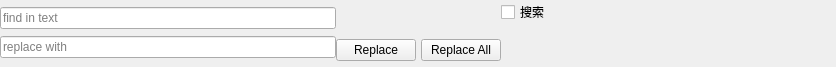
Qt form 3rdparty/qmarkdowntextedit/qtexteditsearchwidget.ui (Gitnoter/Gitnoter) before a commit.
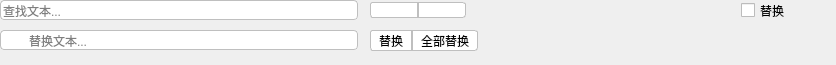
The same form after that commit. Icons and pictures are not drawn.

Commit message: Finished find and replace text

Diff of the .ui file:
```diff
--- a/3rdparty/qmarkdowntextedit/qtexteditsearchwidget.ui
+++ b/3rdparty/qmarkdowntextedit/qtexteditsearchwidget.ui
@@ -7,16 +7,79 @@
     <x>0</x>
     <y>0</y>
     <width>836</width>
-    <height>67</height>
+    <height>65</height>
    </rect>
   </property>
+  <property name="minimumSize">
+   <size>
+    <width>0</width>
+    <height>0</height>
+   </size>
+  </property>
   <property name="autoFillBackground">
    <bool>true</bool>
   </property>
-  <layout class="QHBoxLayout" name="horizontalLayout_4">
-   <property name="spacing">
-    <number>0</number>
-   </property>
+  <property name="styleSheet">
+   <string notr="true">
+
+QLineEdit#searchLineEdit {
+  border-radius: 4px;
+  border: 0.5px solid rgb(191, 191, 191);
+  font-size: 12px;
+  padding: 2 2 2 0;
+  height: 14px;
+}
+
+QLineEdit#replaceLineEdit {
+  border-radius: 4px;
+  border: 0.5px solid rgb(191, 191, 191);
+  font-size: 12px;
+  padding: 2 2 2 26;
+  height: 14px;
+}
+
+QPushButton#searchDownButton {
+  background-color: #ffffff;
+  border: 0.5px solid rgb(191, 191, 191);
+  border-top-left-radius: 3px;
+  border-bottom-left-radius: 3px;
+}
+
+QPushButton#searchUpButton {
+  background-color: #ffffff;
+  border: 0.5px solid rgb(191, 191, 191);
+  border-top-right-radius: 3px;
+  border-bottom-right-radius: 3px;
+}
+
+QPushButton#replaceButton {
+  background-color: #ffffff;
+  border: 0.5px solid rgb(191, 191, 191);
+  border-top-left-radius: 3px;
+  border-bottom-left-radius: 3px;
+  font-size: 12px;
+  padding: 2 8 2 8;
+}
+
+QPushButton#replaceAllButton {
+  background-color: #ffffff;
+  border: 0.5px solid rgb(191, 191, 191);
+  border-top-right-radius: 3px;
+  border-bottom-right-radius: 3px;
+  font-size: 12px;
+  padding: 2 8 2 8;
+}
+
+QPushButton#searchDownButton:pressed,
+QPushButton#searchUpButton:pressed,
+QPushButton#replaceButton:pressed,
+QPushButton#replaceAllButton:pressed {
+    background-color: qlineargradient(x1: 0, y1: 0, x2: 0, y2: 1,stop: 0 #dadbde, stop: 1 #f6f7fa);
+}
+
+</string>
+  </property>
+  <layout class="QGridLayout" name="gridLayout">
    <property name="leftMargin">
     <number>0</number>
    </property>
@@ -27,42 +90,34 @@
     <number>0</number>
    </property>
    <property name="bottomMargin">
-    <number>0</number>
+    <number>8</number>
    </property>
-   <item>
-    <layout class="QVBoxLayout" name="verticalLayout_edit">
-     <property name="spacing">
+   <property name="horizontalSpacing">
       <number>0</number>
      </property>
-     <item>
-      <widget class="QLineEdit" name="searchLineEdit">
-       <property name="placeholderText">
-        <string>find in text</string>
-       </property>
-      </widget>
-     </item>
-     <item>
-      <widget class="QLineEdit" name="replaceLineEdit">
-       <property name="placeholderText">
-        <string>replace with</string>
-       </property>
-      </widget>
-     </item>
-    </layout>
-   </item>
-   <item>
-    <layout class="QVBoxLayout" name="verticalLayout_button">
-     <property name="spacing">
-      <number>0</number>
+   <property name="verticalSpacing">
+    <number>4</number>
+   </property>
+   <item row="0" column="1">
+    <widget class="QFrame" name="actionFrame">
+     <property name="minimumSize">
+      <size>
+       <width>0</width>
+       <height>21</height>
+      </size>
+     </property>
+     <property name="maximumSize">
+      <size>
+       <width>16777215</width>
+       <height>21</height>
+      </size>
      </property>
-     <item>
-      <widget class="QFrame" name="frame_action">
        <layout class="QHBoxLayout" name="horizontalLayout_2">
         <property name="spacing">
          <number>0</number>
         </property>
         <property name="leftMargin">
-         <number>0</number>
+       <number>12</number>
         </property>
         <property name="topMargin">
          <number>0</number>
@@ -75,6 +130,18 @@
         </property>
         <item>
          <widget class="QPushButton" name="searchDownButton">
+        <property name="minimumSize">
+         <size>
+          <width>48</width>
+          <height>0</height>
+         </size>
+        </property>
+        <property name="maximumSize">
+         <size>
+          <width>48</width>
+          <height>16777215</height>
+         </size>
+        </property>
           <property name="toolTip">
            <string>search forward</string>
           </property>
@@ -92,6 +159,18 @@
         </item>
         <item>
          <widget class="QPushButton" name="searchUpButton">
+        <property name="minimumSize">
+         <size>
+          <width>48</width>
+          <height>0</height>
+         </size>
+        </property>
+        <property name="maximumSize">
+         <size>
+          <width>48</width>
+          <height>16777215</height>
+         </size>
+        </property>
           <property name="toolTip">
            <string>search backward</string>
           </property>
@@ -116,69 +195,36 @@
        </layout>
       </widget>
      </item>
-     <item>
-      <widget class="QFrame" name="buttonFrame">
-       <property name="frameShape">
-        <enum>QFrame::NoFrame</enum>
-       </property>
-       <layout class="QHBoxLayout" name="horizontalLayout">
-        <property name="spacing">
-         <number>5</number>
-        </property>
-        <property name="leftMargin">
-         <number>0</number>
-        </property>
-        <property name="topMargin">
-         <number>0</number>
-        </property>
-        <property name="rightMargin">
-         <number>0</number>
-        </property>
-        <property name="bottomMargin">
-         <number>0</number>
-        </property>
-        <item>
-         <widget class="QPushButton" name="replaceButton">
-          <property name="text">
-           <string>Replace</string>
-          </property>
-          <property name="flat">
-           <bool>false</bool>
-          </property>
-         </widget>
-        </item>
-        <item>
-         <widget class="QPushButton" name="replaceAllButton">
-          <property name="text">
-           <string>Replace All</string>
-          </property>
-          <property name="flat">
-           <bool>false</bool>
-          </property>
-         </widget>
-        </item>
-       </layout>
-      </widget>
-     </item>
-    </layout>
-   </item>
-   <item>
-    <layout class="QVBoxLayout" name="verticalLayout_switch">
-     <property name="spacing">
-      <number>0</number>
-     </property>
-     <item>
+   <item row="0" column="2">
+    <widget class="QFrame" name="closeFrame">
+     <property name="minimumSize">
+      <size>
+       <width>0</width>
+       <height>21</height>
+      </size>
+     </property>
+     <property name="maximumSize">
+      <size>
+       <width>16777215</width>
+       <height>21</height>
+      </size>
+     </property>
       <layout class="QHBoxLayout" name="horizontalLayout_3">
        <property name="spacing">
+       <number>-1</number>
+      </property>
+      <property name="leftMargin">
+       <number>12</number>
+      </property>
+      <property name="topMargin">
         <number>0</number>
        </property>
-       <item>
-        <widget class="QCheckBox" name="replaceToggleCheckBox">
-         <property name="text">
-          <string>搜索</string>
-         </property>
-        </widget>
-       </item>
+      <property name="rightMargin">
+       <number>0</number>
+      </property>
+      <property name="bottomMargin">
+       <number>0</number>
+      </property>
        <item>
         <spacer name="horizontalSpacer_2">
          <property name="orientation">
@@ -192,6 +238,13 @@
          </property>
         </spacer>
        </item>
+      <item>
+       <widget class="QCheckBox" name="replaceToggleCheckBox">
+        <property name="text">
+         <string>替换</string>
+        </property>
+       </widget>
+      </item>
        <item>
         <widget class="QPushButton" name="closeButton">
          <property name="toolTip">
@@ -210,8 +263,68 @@
         </widget>
        </item>
       </layout>
-     </item>
+    </widget>
+   </item>
+   <item row="1" column="1">
+    <widget class="QFrame" name="buttonFrame">
+     <property name="minimumSize">
+      <size>
+       <width>0</width>
+       <height>21</height>
+      </size>
+     </property>
+     <property name="maximumSize">
+      <size>
+       <width>16777215</width>
+       <height>21</height>
+      </size>
+     </property>
+     <property name="frameShape">
+      <enum>QFrame::NoFrame</enum>
+     </property>
+     <layout class="QHBoxLayout" name="horizontalLayout">
+      <property name="spacing">
+       <number>0</number>
+      </property>
+      <property name="sizeConstraint">
+       <enum>QLayout::SetDefaultConstraint</enum>
+      </property>
+      <property name="leftMargin">
+       <number>12</number>
+      </property>
+      <property name="topMargin">
+       <number>0</number>
+      </property>
+      <property name="rightMargin">
+       <number>0</number>
+      </property>
+      <property name="bottomMargin">
+       <number>0</number>
+      </property>
      <item>
+       <widget class="QPushButton" name="replaceButton">
+        <property name="text">
+         <string>替换</string>
+        </property>
+        <property name="flat">
+         <bool>true</bool>
+        </property>
+       </widget>
+      </item>
+      <item>
+       <widget class="QPushButton" name="replaceAllButton">
+        <property name="text">
+         <string>全部替换</string>
+        </property>
+        <property name="flat">
+         <bool>true</bool>
+        </property>
+       </widget>
+      </item>
+     </layout>
+    </widget>
+   </item>
+   <item row="1" column="2">
       <spacer name="verticalSpacer">
        <property name="orientation">
         <enum>Qt::Vertical</enum>
@@ -219,12 +332,117 @@
        <property name="sizeHint" stdset="0">
         <size>
          <width>20</width>
-         <height>40</height>
+       <height>25</height>
         </size>
        </property>
       </spacer>
      </item>
-    </layout>
+   <item row="0" column="0">
+    <widget class="QFrame" name="searchFrame">
+     <property name="minimumSize">
+      <size>
+       <width>0</width>
+       <height>21</height>
+      </size>
+     </property>
+     <property name="maximumSize">
+      <size>
+       <width>16777215</width>
+       <height>21</height>
+      </size>
+     </property>
+     <layout class="QHBoxLayout" name="horizontalLayout_4">
+      <property name="spacing">
+       <number>0</number>
+      </property>
+      <property name="leftMargin">
+       <number>0</number>
+      </property>
+      <property name="topMargin">
+       <number>0</number>
+      </property>
+      <property name="rightMargin">
+       <number>0</number>
+      </property>
+      <property name="bottomMargin">
+       <number>0</number>
+      </property>
+      <item>
+       <widget class="QLineEdit" name="searchLineEdit">
+        <property name="minimumSize">
+         <size>
+          <width>64</width>
+          <height>0</height>
+         </size>
+        </property>
+        <property name="maximumSize">
+         <size>
+          <width>16777215</width>
+          <height>16777215</height>
+         </size>
+        </property>
+        <property name="contextMenuPolicy">
+         <enum>Qt::DefaultContextMenu</enum>
+        </property>
+        <property name="placeholderText">
+         <string>查找文本...</string>
+        </property>
+       </widget>
+      </item>
+     </layout>
+    </widget>
+   </item>
+   <item row="1" column="0">
+    <widget class="QFrame" name="replaceFrame">
+     <property name="minimumSize">
+      <size>
+       <width>0</width>
+       <height>21</height>
+      </size>
+     </property>
+     <property name="maximumSize">
+      <size>
+       <width>16777215</width>
+       <height>21</height>
+      </size>
+     </property>
+     <layout class="QVBoxLayout" name="verticalLayout_2">
+      <property name="spacing">
+       <number>0</number>
+      </property>
+      <property name="leftMargin">
+       <number>0</number>
+      </property>
+      <property name="topMargin">
+       <number>0</number>
+      </property>
+      <property name="rightMargin">
+       <number>0</number>
+      </property>
+      <property name="bottomMargin">
+       <number>0</number>
+      </property>
+      <item>
+       <widget class="QLineEdit" name="replaceLineEdit">
+        <property name="minimumSize">
+         <size>
+          <width>64</width>
+          <height>0</height>
+         </size>
+        </property>
+        <property name="maximumSize">
+         <size>
+          <width>16777215</width>
+          <height>16777215</height>
+         </size>
+        </property>
+        <property name="placeholderText">
+         <string>替换文本...</string>
+        </property>
+       </widget>
+      </item>
+     </layout>
+    </widget>
    </item>
   </layout>
  </widget>
```
Lines whose indentation alone changed are shown as unchanged. The commit also changes 7 other files.
